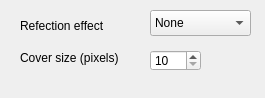
The window that src/context/applets/coverbling/coverblingSettings.ui (KDE/amarok) describes before a commit, drawn with Qt 5.
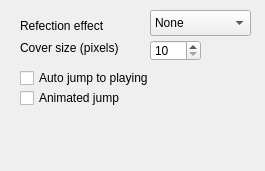
The same window after the commit.

Commit message: Added an "auto" jump to now playing album + more customization settings

Patch:
```diff
--- a/src/context/applets/coverbling/coverblingSettings.ui
+++ b/src/context/applets/coverbling/coverblingSettings.ui
@@ -7,7 +7,7 @@
     <x>0</x>
     <y>0</y>
     <width>265</width>
-    <height>98</height>
+    <height>171</height>
    </rect>
   </property>
   <property name="windowTitle">
@@ -30,7 +30,7 @@
    <property name="geometry">
     <rect>
      <x>20</x>
-     <y>50</y>
+     <y>40</y>
      <width>101</width>
      <height>16</height>
     </rect>
@@ -43,7 +43,7 @@
    <property name="geometry">
     <rect>
      <x>150</x>
-     <y>50</y>
+     <y>40</y>
      <width>51</width>
      <height>21</height>
     </rect>
@@ -80,6 +80,32 @@
     </property>
    </item>
   </widget>
+  <widget class="QCheckBox" name="autoJumpChk">
+   <property name="geometry">
+    <rect>
+     <x>20</x>
+     <y>70</y>
+     <width>141</width>
+     <height>16</height>
+    </rect>
+   </property>
+   <property name="text">
+    <string>Auto jump to playing</string>
+   </property>
+  </widget>
+  <widget class="QCheckBox" name="animJumpChk">
+   <property name="geometry">
+    <rect>
+     <x>20</x>
+     <y>90</y>
+     <width>141</width>
+     <height>16</height>
+    </rect>
+   </property>
+   <property name="text">
+    <string>Animated jump</string>
+   </property>
+  </widget>
  </widget>
  <resources/>
  <connections/>
```
The commit also changes 5 other files.
